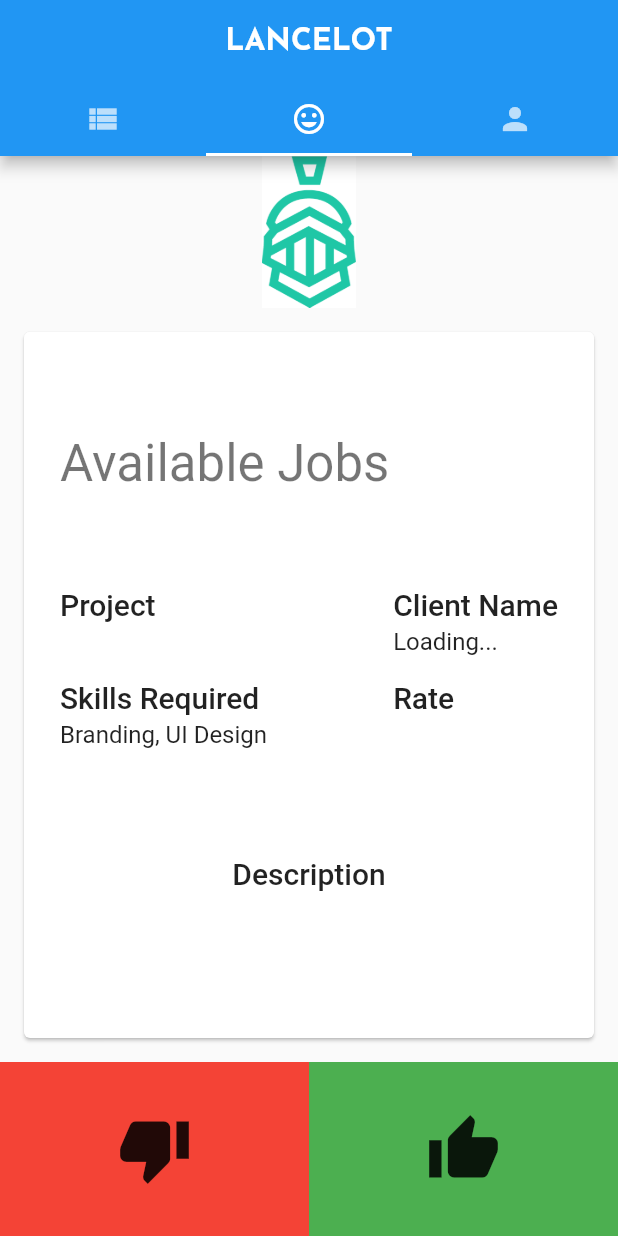
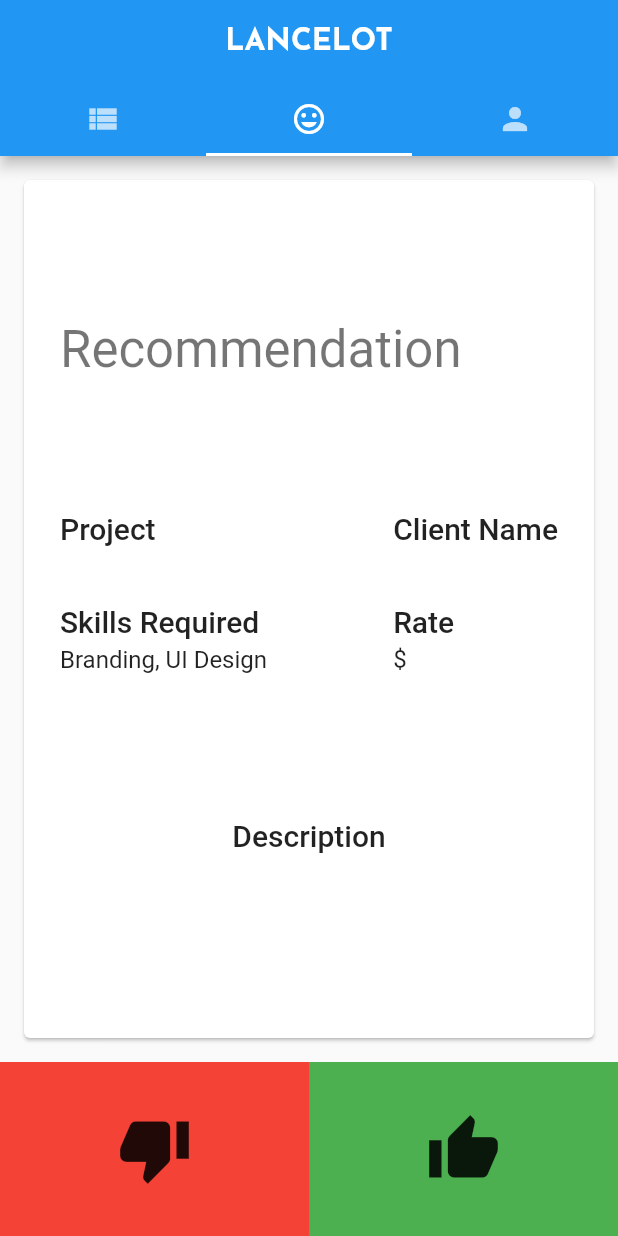
Before and after one commit to team-cde/LanceAI-flutterApp, a Flutter app: the screen it shows after launch, on a phone screen of 412 x 824 dp. Run offline on Flutter 3.47's test engine with Material 2 defaults, Android fonts, the phone set to English and light mode, and no system bars; our stand-ins replace firebase_auth, firebase_database, google_sign_in; accounts and stored records are empty.

```diff
--- a/lib/Model/job.dart
+++ b/lib/Model/job.dart
@@ -3,6 +3,7 @@ import 'package:firebase_database/firebase_database.dart';         //new
 class Job {
   String key;
   String employerId;
+  String employerName = "";
   String workerId;
   Map<String, bool> candidates;
   String title;
@@ -11,7 +12,8 @@ class Job {
   String rate;
   String imgURL;
 
-  Job(this.employerId, this.workerId, this.candidates, this.title, this.description, this.duration, this.rate, this.imgURL);
+  Job(this.employerId, this.workerId, this.candidates, this.title,
+      this.description, this.duration, this.rate, this.imgURL);
 
   Job.fromSnapshot(DataSnapshot snapshot) :
         key = snapshot.key,
@@ -22,7 +24,8 @@ class Job {
         description = snapshot.value["description"],
         duration = snapshot.value["duration"],
         rate = snapshot.value["rate"],
-        imgURL = snapshot.value["imgURL"];
+        imgURL = snapshot.value["imgURL"],
+        employerName = "---";
 
   toJson() {
     return {
@@ -33,7 +36,8 @@ class Job {
       "description" : description,
       "duration" : duration,
       "rate" : rate,
-      "imgURL" : imgURL
+      "imgURL" : imgURL,
+      "employerName" : employerName;
     };
   }
 
--- a/lib/Pages/ProjectBrowsePage.dart
+++ b/lib/Pages/ProjectBrowsePage.dart
@@ -5,6 +5,7 @@ import 'package:lancelot_v2/Pages/FeedbackOverlay.dart';
 import 'package:lancelot_v2/UI/AnswerButton.dart';
 import 'package:lancelot_v2/firebase_db.dart';
 import 'package:lancelot_v2/Model/job.dart';
+import 'package:lancelot_v2/Model/employer.dart';
 import 'package:flutter/cupertino.dart';
 import 'package:lancelot_v2/Pages/ProjectCard.dart';
 
@@ -16,7 +17,7 @@ class ProjectBrowsePage extends StatefulWidget {
 }
 
 class ProjectBrowsePageState extends State<ProjectBrowsePage> {
-  List<Job> _projects = [new Job("Loading...","",{},"","","","",""   )];
+  List<Job> _projects = [new Job("Loading...","",{},"","","","","")];
   int _projectIndex;
   bool _answer;
   bool _isFeedbackOverlayVisible;
@@ -33,6 +34,11 @@ class ProjectBrowsePageState extends State<ProjectBrowsePage> {
 
   void updateProjectList() async {
     _projects = await fb.getAllJobs();
+    /*for (Job _project in _projects) {
+      Employer _employer = await fb.getEmployerData(_project.employerId);
+      String _employerName = _employer.firstName + " " + _employer.lastName;
+      _project.employerName = _employerName;
+    }*/
     if (this.mounted) {
       setState(() {});
     }
@@ -113,10 +119,10 @@ class ProjectBrowsePageState extends State<ProjectBrowsePage> {
             new Column(
               mainAxisAlignment: MainAxisAlignment.spaceEvenly,
               children: <Widget>[
-                new Image.asset("images/lance_logo.png",
+                /*new Image.asset("images/lance_logo.png",
                     fit: BoxFit.contain,
-                    scale: 3.5,
-                ),
+                    scale: 3.0,
+                ),*/
                 new ProjectCard(currProject()),
                 new Row(
                   mainAxisAlignment: MainAxisAlignment.center,
--- a/lib/Pages/ProjectCard.dart
+++ b/lib/Pages/ProjectCard.dart
@@ -57,7 +57,8 @@ class ProjectCardState extends State<ProjectCard> {
                     new Row(
                       mainAxisAlignment: MainAxisAlignment.start,
                       children: <Widget>[
-                        new Text("Available Jobs",
+                        //new Text(widget._job.title,
+                          new Text("Recommendation",
                           style: Theme
                               .of(context)
                               .textTheme
@@ -83,8 +84,8 @@ class ProjectCardState extends State<ProjectCard> {
                           crossAxisAlignment: CrossAxisAlignment.start,
                           children: <Widget>[
                             buildHeadingAndContent(
-                                "Client Name", widget._job.employerId),
-                            buildHeadingAndContent("Rate", widget._job.rate),
+                                "Client Name", widget._job.employerName),
+                            buildHeadingAndContent("Rate", "\$" + widget._job.rate),
                           ]
                         ),
                       ],
--- a/lib/firebase_db.dart
+++ b/lib/firebase_db.dart
@@ -94,8 +94,7 @@ class FirebaseDB {
     if (jobsCache == null) {
       jobsCache = getNewJobRecs([newState, undecidedState, acceptedState, rejectedState]);
     }
-
-    return jobsCache;;
+    return jobsCache;
   }
 
   Future<List<Job>> getNewJobRecs(List<String> stateList) async {
@@ -123,6 +122,9 @@ class FirebaseDB {
       int recStatus = recs[jobId];
       if (states.contains(recStatus)) {
         Job job = await getJobData(jobId);
+        Employer _employer = await getEmployerData(job.employerId);
+        String _employerName = _employer.firstName + " " + _employer.lastName;
+        job.employerName = _employerName;
         jobs.add(job);
       }
     });
```
Also changed, not shown: lib/Pages/ProjectListPage.dart (+5 -2 lines), lib/UI/ProjectInfoWidget.dart (+11 -5 lines), pubspec.lock.
